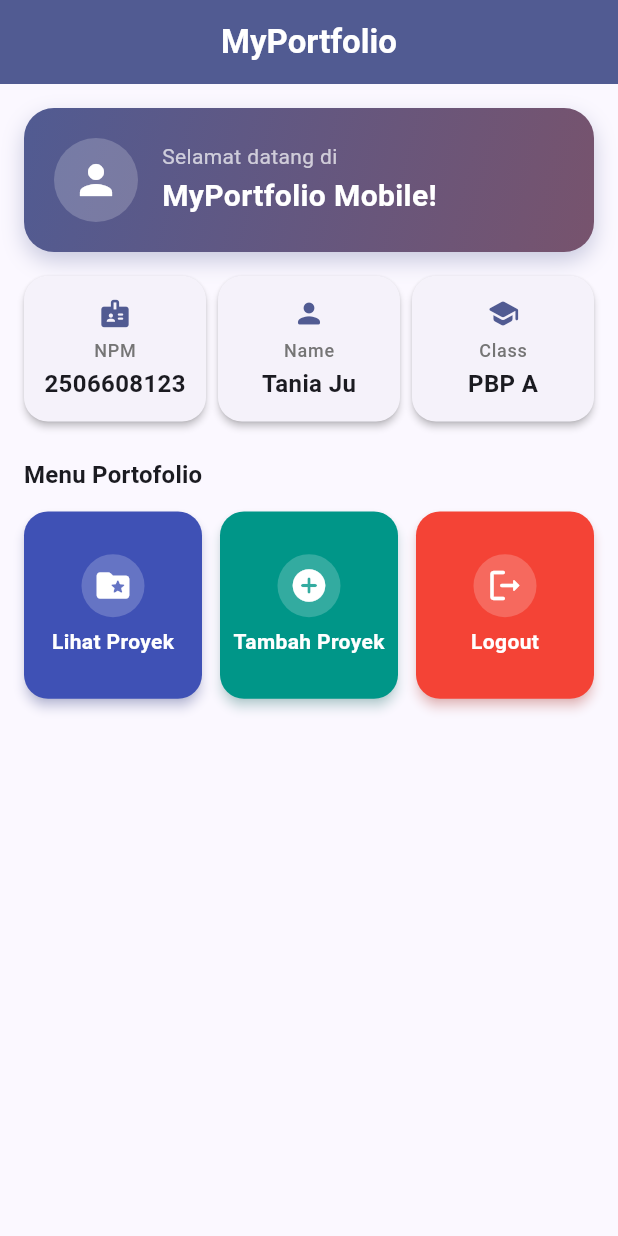
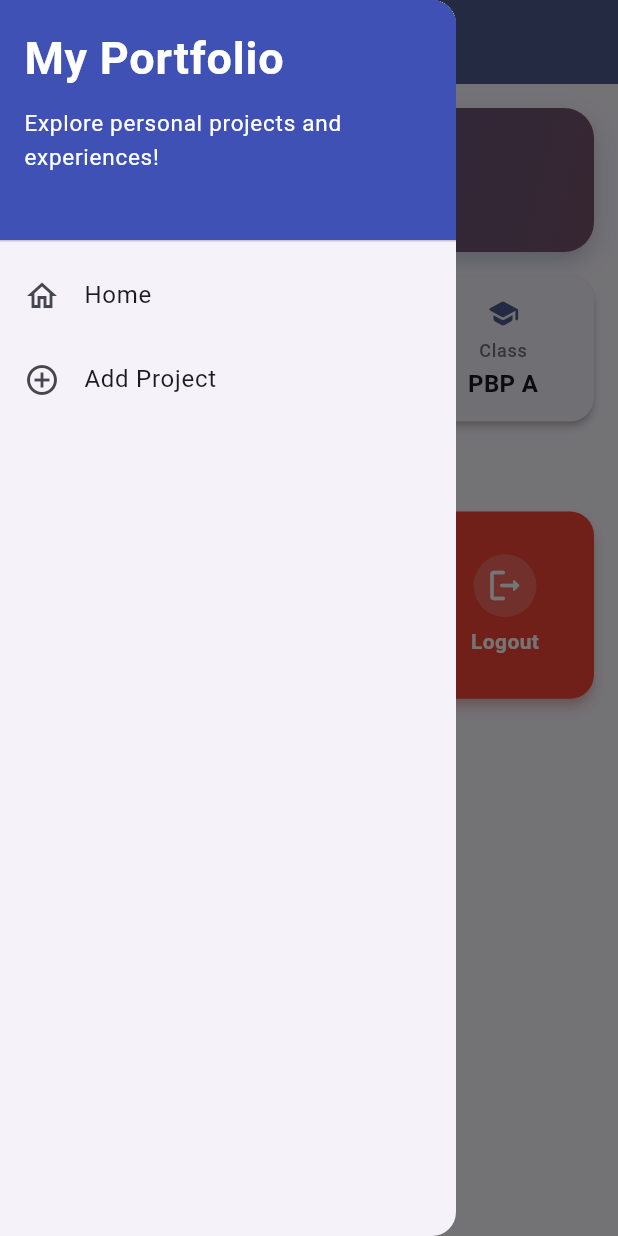
Before and after one commit to tanniajju/myportofolio_mobile, a Flutter app: the screen it shows after launch, with the side drawer open (before the commit the screen has no drawer), on a phone screen of 412 x 824 dp. Run offline on Flutter 3.47's test engine with Material 3 defaults, Android fonts, the phone set to English and light mode, and no system bars.

Commit message:
Tutorial 09: Flutter Navigation, Layouts, Forms, and Input Elements

```diff
--- a/lib/main.dart
+++ b/lib/main.dart
@@ -1,5 +1,5 @@
 import 'package:flutter/material.dart';
-import 'package:myportofolio_mobile/menu.dart';
+import 'package:myportofolio_mobile/screens/menu.dart';
 
 void main() {
   runApp(const MyApp());
--- a/lib/menu.dart
+++ b/lib/screens/menu.dart
@@ -1,4 +1,6 @@
 import 'package:flutter/material.dart';
+import 'package:myportofolio_mobile/widgets/left_drawer.dart';
+import 'package:myportofolio_mobile/widgets/project_card.dart';
 
 class MyHomePage extends StatelessWidget {
   MyHomePage({super.key});
@@ -29,6 +31,7 @@ class MyHomePage extends StatelessWidget {
         centerTitle: true,
         backgroundColor: colorScheme.primary,
       ),
+      drawer: const LeftDrawer(),
       body: SafeArea(
         child: SingleChildScrollView(
           padding: const EdgeInsets.all(16.0),
@@ -218,72 +221,3 @@ class ItemHomepage {
 
   ItemHomepage(this.name, this.icon, this.color);
 }
-
-class ItemCard extends StatelessWidget {
-  final ItemHomepage item;
-
-  const ItemCard(this.item, {super.key});
-
-  @override
-  Widget build(BuildContext context) {
-    return Material(
-      // Setiap kartu memakai warna miliknya sendiri.
-      color: item.color,
-      elevation: 3.0,
-      shadowColor: item.color.withValues(alpha: 0.5),
-      borderRadius: BorderRadius.circular(16),
-      child: InkWell(
-        borderRadius: BorderRadius.circular(16),
-        // Aksi ketika kartu ditekan oleh pengguna.
-        onTap: () {
-          ScaffoldMessenger.of(context)
-            ..hideCurrentSnackBar()
-            ..showSnackBar(
-              SnackBar(
-                behavior: SnackBarBehavior.floating,
-                backgroundColor: item.color,
-                shape: RoundedRectangleBorder(
-                  borderRadius: BorderRadius.circular(12),
-                ),
-                content: Text("Kamu telah menekan tombol ${item.name}!"),
-              ),
-            );
-        },
-        child: Padding(
-          padding: const EdgeInsets.all(8.0),
-          child: Center(
-            // FittedBox memastikan isi kartu tidak pernah overflow,
-            // meski ukuran font HP diperbesar.
-            child: FittedBox(
-              fit: BoxFit.scaleDown,
-              child: Column(
-                mainAxisSize: MainAxisSize.min,
-                children: [
-                  Container(
-                    padding: const EdgeInsets.all(8.0),
-                    decoration: BoxDecoration(
-                      color: Colors.white.withValues(alpha: 0.2),
-                      shape: BoxShape.circle,
-                    ),
-                    child: Icon(item.icon, color: Colors.white, size: 26.0),
-                  ),
-                  const SizedBox(height: 6.0),
-                  Text(
-                    item.name,
-                    textAlign: TextAlign.center,
-                    maxLines: 1,
-                    style: const TextStyle(
-                      color: Colors.white,
-                      fontWeight: FontWeight.w600,
-                      fontSize: 14.0,
-                    ),
-                  ),
-                ],
-              ),
-            ),
-          ),
-        ),
-      ),
-    );
-  }
-}
--- /dev/null
+++ b/lib/widgets/left_drawer.dart
@@ -0,0 +1,68 @@
+import 'package:flutter/material.dart';
+import 'package:myportofolio_mobile/screens/menu.dart';
+import 'package:myportofolio_mobile/screens/project_form.dart';
+
+class LeftDrawer extends StatelessWidget {
+  const LeftDrawer({super.key});
+
+  @override
+  Widget build(BuildContext context) {
+    return Drawer(
+      child: ListView(
+        children: [
+          const DrawerHeader(
+            decoration: BoxDecoration(
+              color: Colors.indigo,
+            ),
+            child: Column(
+              crossAxisAlignment: CrossAxisAlignment.start,
+              children: [
+                Text(
+                  'My Portfolio',
+                  style: TextStyle(
+                    fontSize: 30,
+                    fontWeight: FontWeight.bold,
+                    color: Colors.white,
+                  ),
+                ),
+                SizedBox(height: 10),
+                Text(
+                  'Explore personal projects and experiences!',
+                  style: TextStyle(
+                    fontSize: 15,
+                    color: Colors.white,
+                  ),
+                ),
+              ],
+            ),
+          ),
+          ListTile(
+            leading: const Icon(Icons.home_outlined),
+            title: const Text('Home'),
+            // Navigasi ke halaman utama portofolio
+            onTap: () {
+              Navigator.pushReplacement(
+                context,
+                MaterialPageRoute(
+                  builder: (context) => MyHomePage(),
+                ),
+              );
+            },
+          ),
+          ListTile(
+            leading: const Icon(Icons.add_circle_outline),
+            title: const Text('Add Project'),
+            // Navigasi ke halaman tambah proyek
+            onTap: () {
+              Navigator.push(
+                context,
+                MaterialPageRoute(builder: (context) => const ProjectFormPage(),
+                ),
+              );
+            },
+          ),
+        ],
+      ),
+    );
+  }
+}
--- /dev/null
+++ b/lib/widgets/project_card.dart
@@ -0,0 +1,81 @@
+import 'package:flutter/material.dart';
+import 'package:myportofolio_mobile/screens/menu.dart';
+import 'package:myportofolio_mobile/screens/project_form.dart';
+
+class ItemCard extends StatelessWidget {
+  final ItemHomepage item;
+
+  const ItemCard(this.item, {super.key});
+
+  @override
+  Widget build(BuildContext context) {
+    return Material(
+      // Setiap kartu memakai warna miliknya sendiri.
+      color: item.color,
+      elevation: 3.0,
+      shadowColor: item.color.withValues(alpha: 0.5),
+      borderRadius: BorderRadius.circular(16),
+      child: InkWell(
+        borderRadius: BorderRadius.circular(16),
+        // Aksi ketika kartu ditekan oleh pengguna.
+        onTap: () {
+          ScaffoldMessenger.of(context)
+            ..hideCurrentSnackBar()
+            ..showSnackBar(
+              SnackBar(
+                behavior: SnackBarBehavior.floating,
+                backgroundColor: item.color,
+                shape: RoundedRectangleBorder(
+                  borderRadius: BorderRadius.circular(12),
+                ),
+                content: Text("Kamu telah menekan tombol ${item.name}!"),
+              ),
+            );
+            // Navigasi ke form jika kartu "Tambah Proyek" ditekan
+          if (item.name == "Tambah Proyek") {
+            Navigator.push(
+              context,
+              MaterialPageRoute(
+                builder: (context) => const ProjectFormPage(),
+              ),
+            );
+          }
+        },
+        child: Padding(
+          padding: const EdgeInsets.all(8.0),
+          child: Center(
+            // FittedBox memastikan isi kartu tidak pernah overflow,
+            // meski ukuran font HP diperbesar.
+            child: FittedBox(
+              fit: BoxFit.scaleDown,
+              child: Column(
+                mainAxisSize: MainAxisSize.min,
+                children: [
+                  Container(
+                    padding: const EdgeInsets.all(8.0),
+                    decoration: BoxDecoration(
+                      color: Colors.white.withValues(alpha: 0.2),
+                      shape: BoxShape.circle,
+                    ),
+                    child: Icon(item.icon, color: Colors.white, size: 26.0),
+                  ),
+                  const SizedBox(height: 6.0),
+                  Text(
+                    item.name,
+                    textAlign: TextAlign.center,
+                    maxLines: 1,
+                    style: const TextStyle(
+                      color: Colors.white,
+                      fontWeight: FontWeight.w600,
+                      fontSize: 14.0,
+                    ),
+                  ),
+                ],
+              ),
+            ),
+          ),
+        ),
+      ),
+    );
+  }
+}
```
Also changed, not shown: lib/screens/project_form.dart (added, +215 -0 lines).
